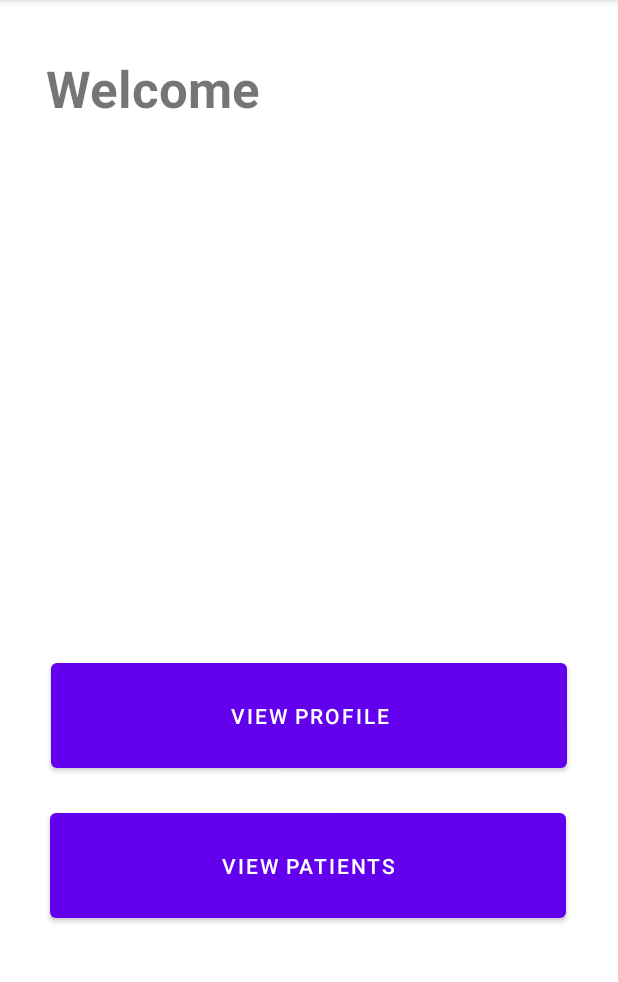
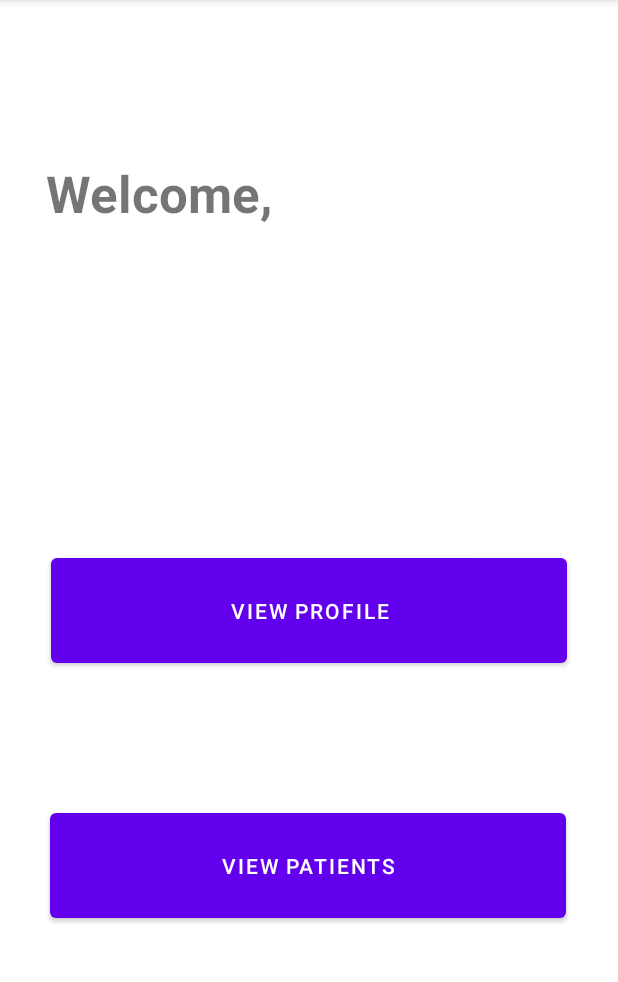
Before and after one commit to elenacalcan26/Health-Monitoring-System, an Android app: the MainMenuActivity screen opened directly, with no data from a screen before it, on a phone screen of 412 x 824 dp, the part 84-1066 px from its top. Run offline under Robolectric (Android 15) with nearby library versions, the phone set to English and light mode, and no system bars.

Commit message:
display logged username on MainMenuActivity

```diff
--- a/doctor_android/app/src/main/java/com/example/healthmonitoringsystem/MainActivity.kt
+++ b/doctor_android/app/src/main/java/com/example/healthmonitoringsystem/MainActivity.kt
@@ -61,6 +61,7 @@ class MainActivity : AppCompatActivity() {
                         // save jwt token in SharedPreferences as token: "adjlakdj"
                         var editor = sharedPreferences.edit()
                         editor.putString("token", token.toString())
+                        editor.putString("user", usernameText.toString())
                         editor.commit()
 
                         // User logged in => start Main Menu Activity
--- a/doctor_android/app/src/main/java/com/example/healthmonitoringsystem/MainMenuActivity.kt
+++ b/doctor_android/app/src/main/java/com/example/healthmonitoringsystem/MainMenuActivity.kt
@@ -1,11 +1,13 @@
 package com.example.healthmonitoringsystem
 
 import android.content.Intent
+import android.content.SharedPreferences
 import androidx.appcompat.app.AppCompatActivity
 import android.os.Bundle
 import android.os.Parcelable
 import android.util.Log
 import android.widget.Button
+import android.widget.TextView
 import android.widget.Toast
 import androidx.lifecycle.ViewModelProvider
 import com.example.healthmonitoringsystem.viewmodel.DocProfileViewModel
@@ -15,17 +17,26 @@ import com.example.healthmonitoringsystem.viewmodel.PatientsViewModel
 
 
 class MainMenuActivity : AppCompatActivity() {
+    private lateinit var welcomeUserTextView: TextView
     private lateinit var profileButton: Button
     private lateinit var patientsButton: Button
     private lateinit var docProfileViewModel: DocProfileViewModel
     private lateinit var patientsListViewModel: PatientsViewModel
 
+    lateinit var sharedPreferences: SharedPreferences
+
     override fun onCreate(savedInstanceState: Bundle?) {
         super.onCreate(savedInstanceState)
         setContentView(R.layout.activity_main_menu)
 
+        welcomeUserTextView = findViewById(R.id.welcome_text)
         profileButton = findViewById(R.id.profile_button)
         patientsButton = findViewById(R.id.patients_button)
+
+        sharedPreferences = (application as HealthMonitoringSystemAndroidApp).sharedPreferences
+
+        var loggedUser = sharedPreferences.getString("user", "")
+        welcomeUserTextView.text = "Welcome, $loggedUser"
 
         docProfileViewModel = ViewModelProvider(this).get(DocProfileViewModel::class.java)
         patientsListViewModel = ViewModelProvider(this).get(PatientsViewModel::class.java)
--- a/doctor_android/app/src/main/res/layout/activity_main_menu.xml
+++ b/doctor_android/app/src/main/res/layout/activity_main_menu.xml
@@ -35,10 +35,9 @@
     <TextView
         android:id="@+id/welcome_text"
         android:layout_width="351dp"
-        android:layout_height="0dp"
+        android:layout_height="48dp"
         android:layout_marginTop="36dp"
         android:layout_marginBottom="141dp"
-        android:text="Welcome"
         android:textSize="34sp"
         android:textStyle="bold"
         app:layout_constraintBottom_toTopOf="@+id/profile_button"
```
Also changed, not shown: doctor_android/app/src/main/java/com/example/healthmonitoringsystem/HealthMonitoringSystemAndroidApp.kt (line endings or trailing spaces).
